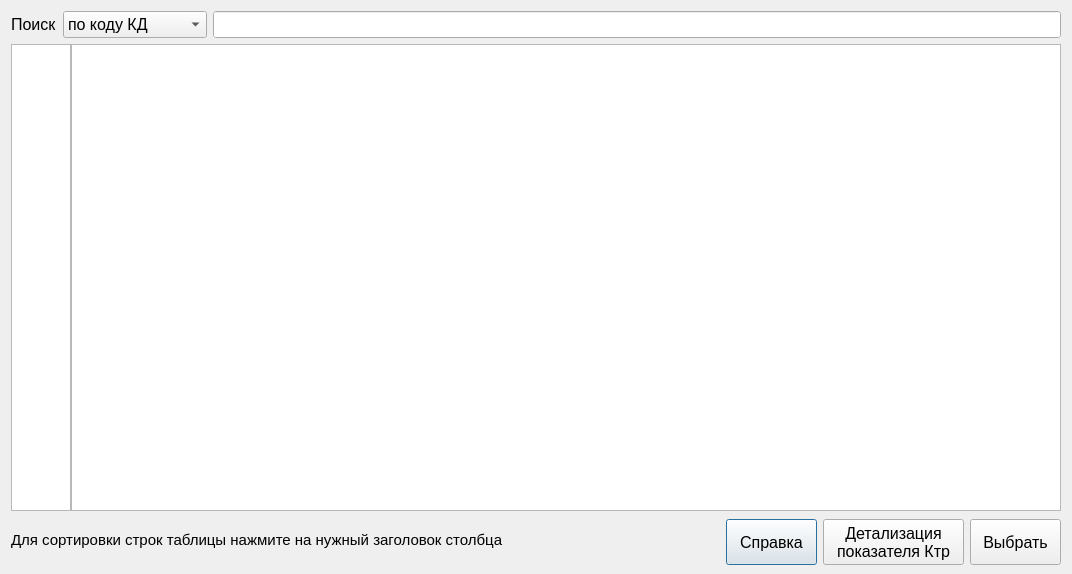
Above: listkd.ui from YakSid/KDC_RSREU before the change. Below: the same form after it.
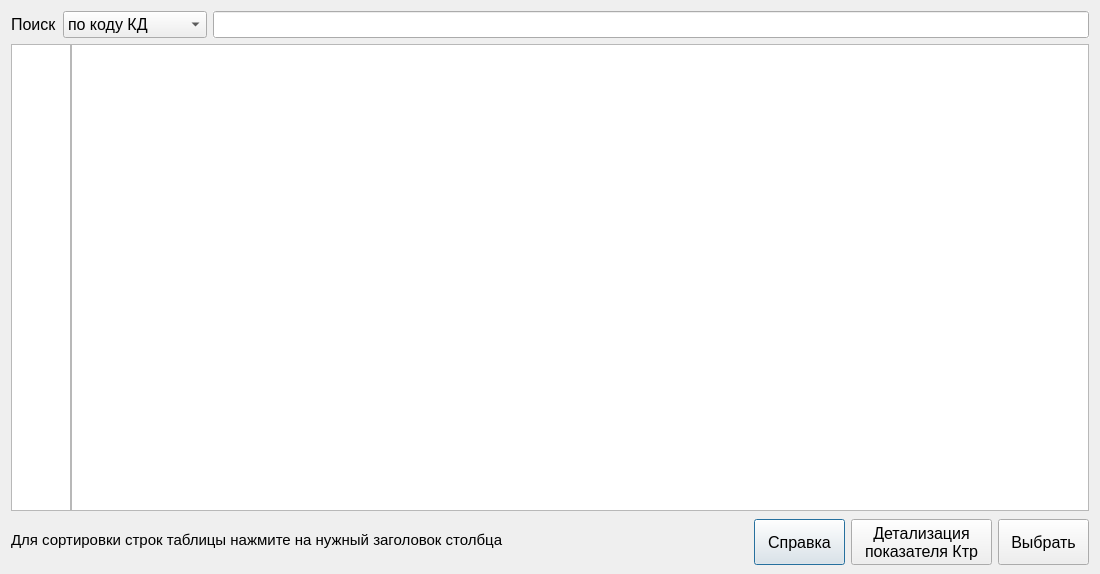
That is the form after the change. Icons and pictures are not drawn.

What changed in the file:
```diff
--- a/listkd.ui
+++ b/listkd.ui
@@ -6,7 +6,7 @@
    <rect>
     <x>0</x>
     <y>0</y>
-    <width>1072</width>
+    <width>1100</width>
     <height>574</height>
    </rect>
   </property>
```
Left out of the diff: 1 changed line with no effect on the pictures.
